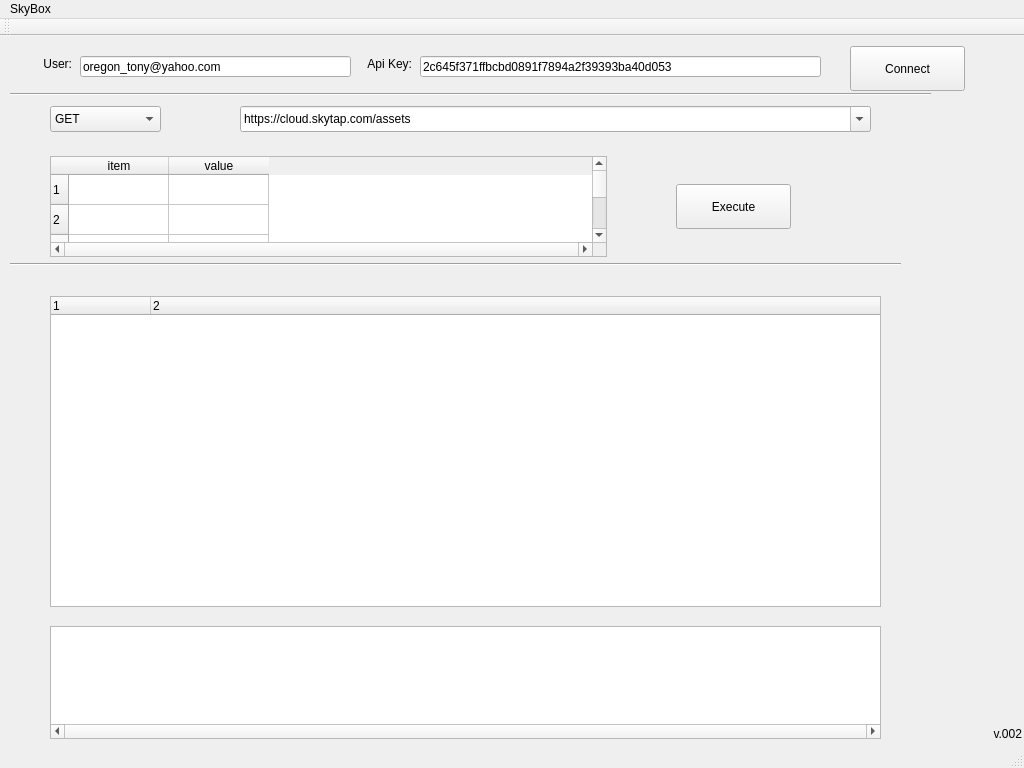
The window that skywindow.ui (oregon-tony/SkytapAPICommander) describes before a commit, drawn with Qt 5.
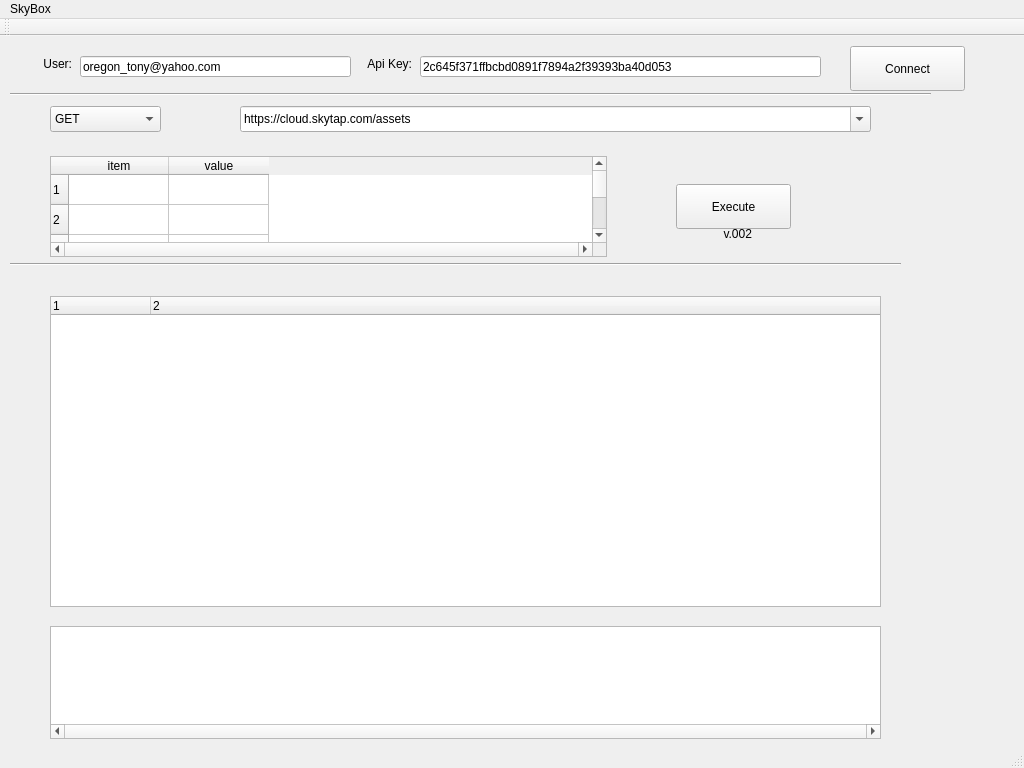
The same window after the commit.

The edit to the form file:
```diff
--- a/skywindow.ui
+++ b/skywindow.ui
@@ -324,8 +324,8 @@
    <widget class="QLabel" name="lbVersionID">
     <property name="geometry">
      <rect>
-      <x>960</x>
-      <y>690</y>
+      <x>690</x>
+      <y>190</y>
       <width>62</width>
       <height>16</height>
      </rect>
```
